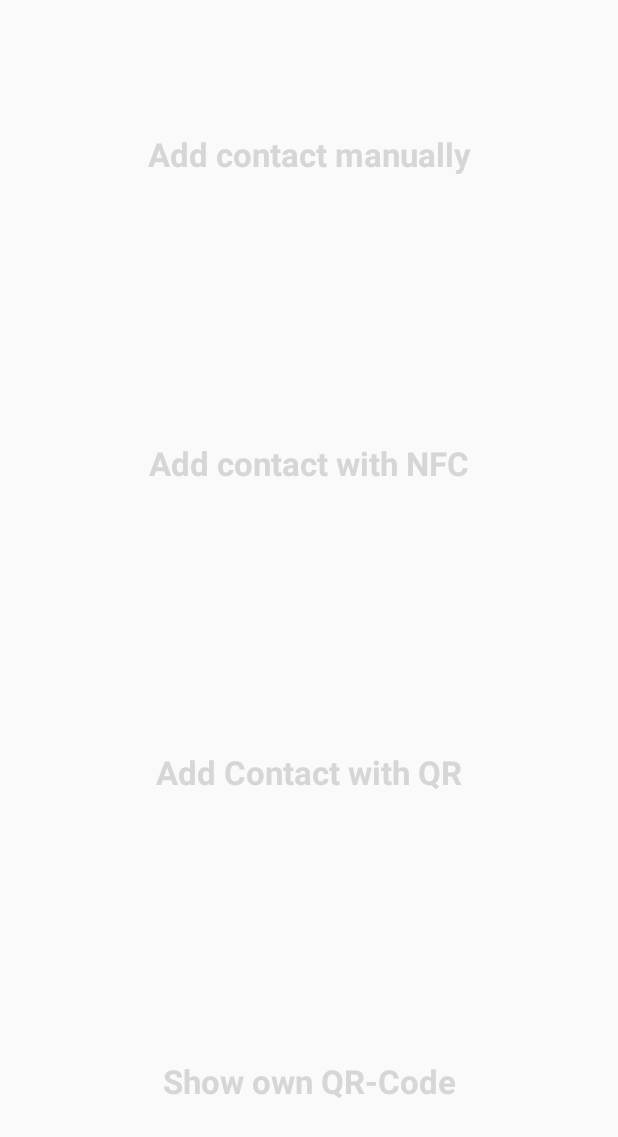
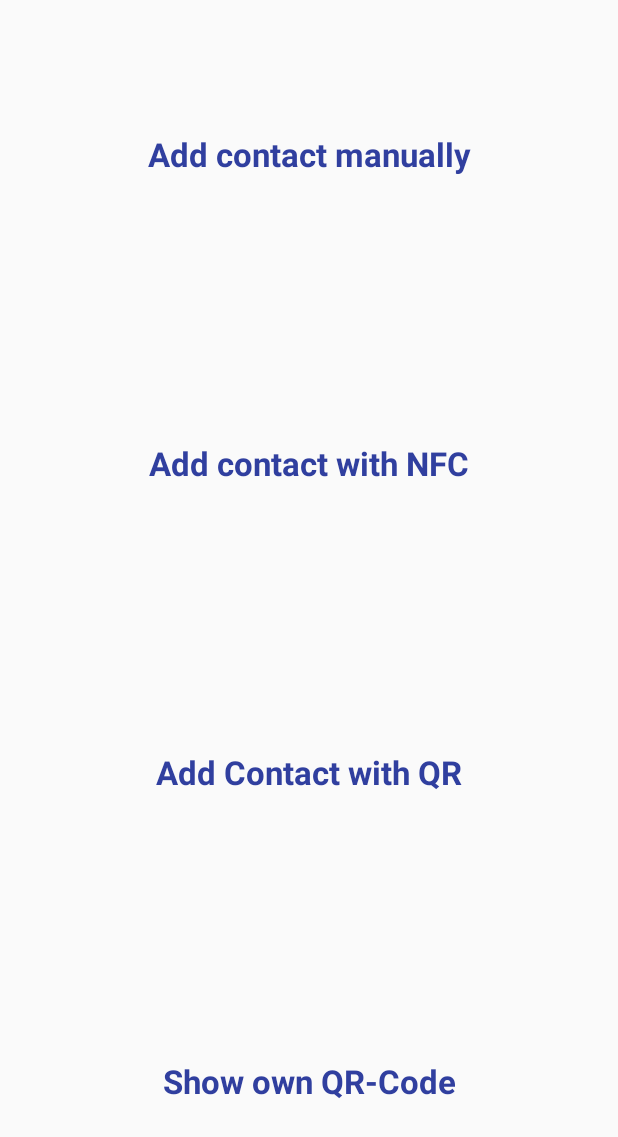
Before and after one commit to Baumholz/SoftwareProjektChattr, an Android app: the fragment NewContactFragment shown on its own in the app's theme, on a phone screen of 412 x 824 dp. Shown: the top 1137 px of the screen. Run offline under Robolectric (Android 15) with nearby library versions, the phone set to English and light mode, and no system bars.

Commit message:
changed color name for profile text

```diff
--- a/Client/Chattr/app/src/main/res/layout/activity_sign_up.xml
+++ b/Client/Chattr/app/src/main/res/layout/activity_sign_up.xml
@@ -20,8 +20,8 @@
             android:textAlignment="center"
             android:textAppearance="@style/TextAppearance.AppCompat.Medium"
             android:textStyle="bold"
-            android:textColor="@color/profileText"
-            android:text="Enter your phone number in the field bellow:" />
+            android:textColor="@color/colorPrimaryDark"
+            android:text="Enter your phone number in the field below:" />
 
         <EditText
             android:id="@+id/phoneNumberEditText"
@@ -34,7 +34,7 @@
             android:textAppearance="@style/TextAppearance.AppCompat.Medium"
             android:background="@android:color/transparent"
             android:textStyle="bold"
-            android:textColor="@color/profileText"
+            android:textColor="@color/colorPrimaryDark"
             android:layout_width="match_parent"
             android:layout_height="wrap_content"
             android:text="Sign Up!" />
--- a/Client/Chattr/app/src/main/res/layout/fragment_new_contact.xml
+++ b/Client/Chattr/app/src/main/res/layout/fragment_new_contact.xml
@@ -16,7 +16,7 @@
             android:gravity="center"
             android:layout_height="match_parent"
             android:background="@android:color/transparent"
-            android:textColor="@color/profileText"
+            android:textColor="@color/colorPrimaryDark"
             android:textAppearance="@style/TextAppearance.AppCompat.Large"
             android:textStyle="bold"
             android:text="Add contact manually" />
@@ -34,7 +34,7 @@
             android:gravity="center"
             android:layout_height="match_parent"
             android:background="@android:color/transparent"
-            android:textColor="@color/profileText"
+            android:textColor="@color/colorPrimaryDark"
             android:textAppearance="@style/TextAppearance.AppCompat.Large"
             android:textStyle="bold"
             android:text="Add contact with NFC" />
@@ -54,7 +54,7 @@
             android:gravity="center"
             android:text="Add Contact with QR"
             android:textAppearance="@style/TextAppearance.AppCompat.Large"
-            android:textColor="@color/profileText"
+            android:textColor="@color/colorPrimaryDark"
             android:textStyle="bold"
             android:visibility="visible" />
     </TableRow>
@@ -73,7 +73,7 @@
             android:gravity="center"
             android:text="Show own QR-Code"
             android:textAppearance="@style/TextAppearance.AppCompat.Large"
-            android:textColor="@color/profileText"
+            android:textColor="@color/colorPrimaryDark"
             android:textStyle="bold" />
     </TableRow>
 </LinearLayout>
```
